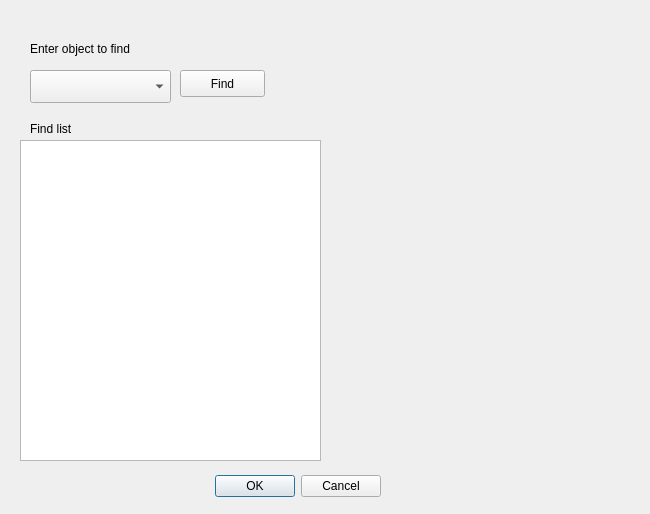
usiksan/SaliCAD, file windows/SdDGetObject.ui: the form before one commit.
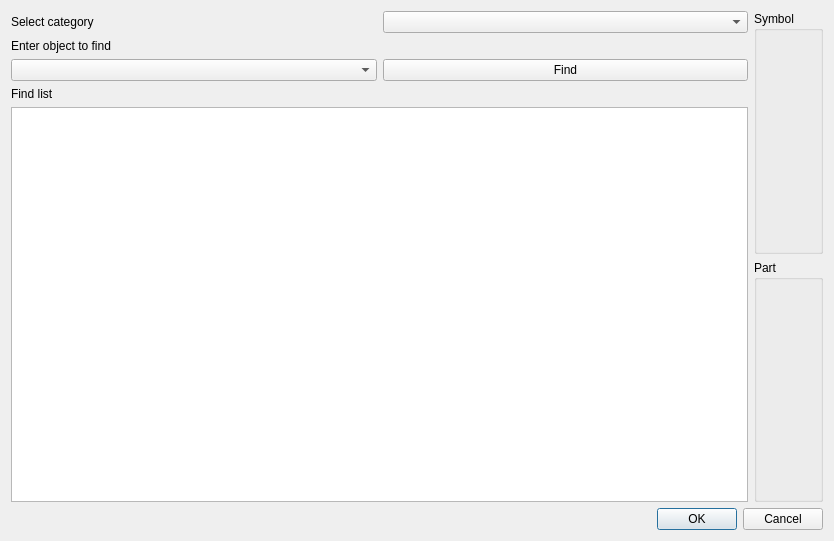
The form after the commit.

Commit message: Make component editor. Subpart - editor for symbol section. Begin creation object select.

What changed in the file:
```diff
--- a/windows/SdDGetObject.ui
+++ b/windows/SdDGetObject.ui
@@ -6,88 +6,96 @@
    <rect>
     <x>0</x>
     <y>0</y>
-    <width>650</width>
-    <height>514</height>
+    <width>834</width>
+    <height>541</height>
    </rect>
   </property>
   <property name="windowTitle">
    <string>Dialog</string>
   </property>
-  <widget class="QDialogButtonBox" name="buttonBox">
-   <property name="geometry">
-    <rect>
-     <x>40</x>
-     <y>470</y>
-     <width>341</width>
-     <height>32</height>
-    </rect>
-   </property>
-   <property name="orientation">
-    <enum>Qt::Horizontal</enum>
-   </property>
-   <property name="standardButtons">
-    <set>QDialogButtonBox::Cancel|QDialogButtonBox::Ok</set>
-   </property>
-  </widget>
+  <layout class="QVBoxLayout" name="verticalLayout_3">
+   <item>
+    <layout class="QHBoxLayout" name="horizontalLayout_3">
+     <item>
+      <layout class="QVBoxLayout" name="verticalLayout_2">
+       <item>
+        <layout class="QHBoxLayout" name="horizontalLayout">
+         <item>
+          <widget class="QLabel" name="label_3">
+           <property name="text">
+            <string>Select category</string>
+           </property>
+          </widget>
+         </item>
+         <item>
+          <widget class="QComboBox" name="mCategory"/>
+         </item>
+        </layout>
+       </item>
+       <item>
   <widget class="QLabel" name="label">
-   <property name="geometry">
-    <rect>
-     <x>30</x>
-     <y>40</y>
-     <width>151</width>
-     <height>17</height>
-    </rect>
-   </property>
    <property name="text">
     <string>Enter object to find</string>
    </property>
   </widget>
-  <widget class="QComboBox" name="comboBox">
-   <property name="geometry">
-    <rect>
-     <x>30</x>
-     <y>70</y>
-     <width>141</width>
-     <height>33</height>
-    </rect>
-   </property>
-  </widget>
-  <widget class="QPushButton" name="pushButton">
-   <property name="geometry">
-    <rect>
-     <x>180</x>
-     <y>70</y>
-     <width>85</width>
-     <height>27</height>
-    </rect>
-   </property>
+       </item>
+       <item>
+        <layout class="QHBoxLayout" name="horizontalLayout_2">
+         <item>
+          <widget class="QComboBox" name="mFind"/>
+         </item>
+         <item>
+          <widget class="QPushButton" name="mFindButton">
    <property name="text">
     <string>Find</string>
    </property>
   </widget>
+         </item>
+        </layout>
+       </item>
+       <item>
   <widget class="QLabel" name="label_2">
-   <property name="geometry">
-    <rect>
-     <x>30</x>
-     <y>120</y>
-     <width>151</width>
-     <height>17</height>
-    </rect>
-   </property>
    <property name="text">
     <string>Find list</string>
    </property>
   </widget>
-  <widget class="QListWidget" name="listWidget">
-   <property name="geometry">
-    <rect>
-     <x>20</x>
-     <y>140</y>
-     <width>301</width>
-     <height>321</height>
-    </rect>
-   </property>
-  </widget>
+       </item>
+       <item>
+        <widget class="QListWidget" name="mFindList"/>
+       </item>
+      </layout>
+     </item>
+     <item>
+      <layout class="QVBoxLayout" name="verticalLayout">
+       <item>
+        <widget class="QGroupBox" name="groupBox">
+         <property name="title">
+          <string>Symbol</string>
+         </property>
+        </widget>
+       </item>
+       <item>
+        <widget class="QGroupBox" name="groupBox_2">
+         <property name="title">
+          <string>Part</string>
+         </property>
+        </widget>
+       </item>
+      </layout>
+     </item>
+    </layout>
+   </item>
+   <item>
+    <widget class="QDialogButtonBox" name="buttonBox">
+     <property name="orientation">
+      <enum>Qt::Horizontal</enum>
+     </property>
+     <property name="standardButtons">
+      <set>QDialogButtonBox::Cancel|QDialogButtonBox::Ok</set>
+     </property>
+    </widget>
+   </item>
+  </layout>
  </widget>
  <resources/>
  <connections>
```
Lines whose indentation alone changed are shown as unchanged. The commit also changes 21 other files.
